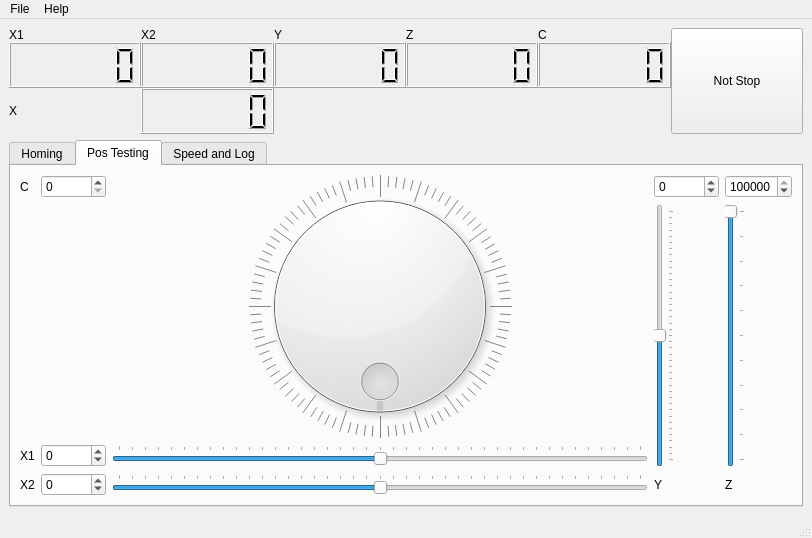
The window that Gui.ui (gxurma/PythonCanSteering) describes before a commit, drawn with Qt 5.
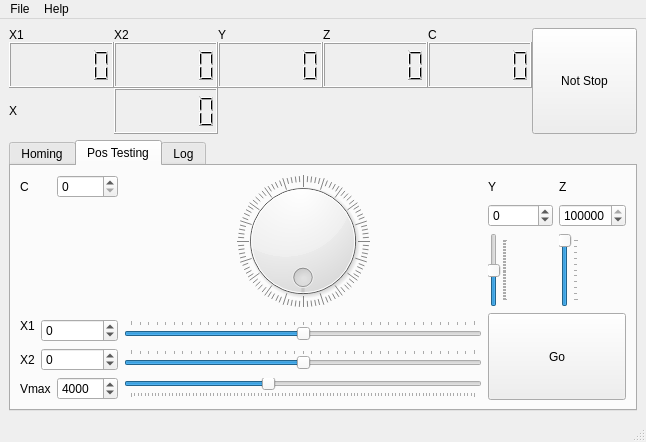
The same window after the commit. The open tabs and pages were chosen to show the change.

Diff of the .ui file:
```diff
--- a/Gui.ui
+++ b/Gui.ui
@@ -6,8 +6,8 @@
    <rect>
     <x>0</x>
     <y>0</y>
-    <width>812</width>
-    <height>538</height>
+    <width>606</width>
+    <height>442</height>
    </rect>
   </property>
   <property name="windowTitle">
@@ -604,8 +604,37 @@
         <string>Pos Testing</string>
        </attribute>
        <layout class="QGridLayout" name="gridLayout_4">
-        <item row="3" column="3">
-         <widget class="QSlider" name="X1set">
+        <item row="2" column="4">
+         <widget class="QSlider" name="Yset">
+          <property name="minimum">
+           <number>-20000</number>
+          </property>
+          <property name="maximum">
+           <number>20000</number>
+          </property>
+          <property name="pageStep">
+           <number>100</number>
+          </property>
+          <property name="orientation">
+           <enum>Qt::Vertical</enum>
+          </property>
+          <property name="tickPosition">
+           <enum>QSlider::TicksBelow</enum>
+          </property>
+          <property name="tickInterval">
+           <number>1000</number>
+          </property>
+         </widget>
+        </item>
+        <item row="6" column="0">
+         <widget class="QLabel" name="label_8">
+          <property name="text">
+           <string>X2</string>
+          </property>
+         </widget>
+        </item>
+        <item row="6" column="3">
+         <widget class="QSlider" name="X2set">
           <property name="minimum">
            <number>-20000</number>
           </property>
@@ -626,24 +655,97 @@
           </property>
          </widget>
         </item>
-        <item row="1" column="6">
-         <widget class="QSpinBox" name="spinBox_4">
+        <item row="6" column="1" colspan="2">
+         <widget class="QSpinBox" name="spinBox">
+          <property name="minimum">
+           <number>-20000</number>
+          </property>
           <property name="maximum">
-           <number>105000</number>
+           <number>20000</number>
           </property>
+         </widget>
+        </item>
+        <item row="7" column="2">
+         <widget class="QSpinBox" name="spinBox_5">
+          <property name="sizePolicy">
+           <sizepolicy hsizetype="Preferred" vsizetype="Preferred">
+            <horstretch>0</horstretch>
+            <verstretch>0</verstretch>
+           </sizepolicy>
+          </property>
+          <property name="maximum">
+           <number>10000</number>
+          </property>
           <property name="value">
-           <number>100000</number>
+           <number>4000</number>
           </property>
          </widget>
         </item>
-        <item row="3" column="1">
+        <item row="0" column="5">
+         <widget class="QLabel" name="label_11">
+          <property name="text">
+           <string>Z</string>
+          </property>
+         </widget>
+        </item>
+        <item row="7" column="3">
+         <widget class="QSlider" name="horizontalSlider">
+          <property name="maximum">
+           <number>10000</number>
+          </property>
+          <property name="value">
+           <number>4000</number>
+          </property>
+          <property name="orientation">
+           <enum>Qt::Horizontal</enum>
+          </property>
+          <property name="tickPosition">
+           <enum>QSlider::TicksBelow</enum>
+          </property>
+          <property name="tickInterval">
+           <number>100</number>
+          </property>
+         </widget>
+        </item>
+        <item row="4" column="1" rowspan="2" colspan="2">
+         <widget class="QSpinBox" name="spinBox_2">
+          <property name="minimum">
+           <number>-20000</number>
+          </property>
+          <property name="maximum">
+           <number>20000</number>
+          </property>
+         </widget>
+        </item>
+        <item row="7" column="0" colspan="2">
+         <widget class="QLabel" name="label_12">
+          <property name="text">
+           <string>Vmax</string>
+          </property>
+         </widget>
+        </item>
+        <item row="0" column="0">
+         <widget class="QLabel" name="label_9">
+          <property name="text">
+           <string>C</string>
+          </property>
+         </widget>
+        </item>
+        <item row="0" column="2">
+         <widget class="QSpinBox" name="Csetspin">
+          <property name="maximum">
+           <number>4000</number>
+          </property>
+         </widget>
+        </item>
+        <item row="4" column="0">
          <widget class="QLabel" name="label_7">
           <property name="text">
            <string>X1</string>
           </property>
          </widget>
         </item>
-        <item row="1" column="5">
+        <item row="1" column="4">
          <widget class="QSpinBox" name="spinBox_3">
           <property name="minimum">
            <number>-20000</number>
@@ -656,31 +758,7 @@
           </property>
          </widget>
         </item>
-        <item row="4" column="2">
-         <widget class="QSpinBox" name="spinBox">
-          <property name="minimum">
-           <number>-20000</number>
-          </property>
-          <property name="maximum">
-           <number>20000</number>
-          </property>
-         </widget>
-        </item>
-        <item row="1" column="1">
-         <widget class="QLabel" name="label_9">
-          <property name="text">
-           <string>C</string>
-          </property>
-         </widget>
-        </item>
-        <item row="4" column="1">
-         <widget class="QLabel" name="label_8">
-          <property name="text">
-           <string>X2</string>
-          </property>
-         </widget>
-        </item>
-        <item row="2" column="6" rowspan="2">
+        <item row="2" column="5">
          <widget class="QSlider" name="Zset">
           <property name="maximum">
            <number>105000</number>
@@ -702,21 +780,24 @@
           </property>
          </widget>
         </item>
-        <item row="4" column="6">
-         <widget class="QLabel" name="label_11">
-          <property name="text">
-           <string>Z</string>
-          </property>
-         </widget>
-        </item>
-        <item row="4" column="5">
+        <item row="0" column="4">
          <widget class="QLabel" name="label_10">
           <property name="text">
            <string>Y</string>
           </property>
          </widget>
         </item>
-        <item row="1" column="3" rowspan="2">
+        <item row="1" column="5">
+         <widget class="QSpinBox" name="spinBox_4">
+          <property name="maximum">
+           <number>105000</number>
+          </property>
+          <property name="value">
+           <number>100000</number>
+          </property>
+         </widget>
+        </item>
+        <item row="0" column="3" rowspan="3">
          <widget class="QDial" name="Cset">
           <property name="maximum">
            <number>4000</number>
@@ -738,8 +819,8 @@
           </property>
          </widget>
         </item>
-        <item row="4" column="3">
-         <widget class="QSlider" name="X2set">
+        <item row="4" column="3" rowspan="2">
+         <widget class="QSlider" name="X1set">
           <property name="minimum">
            <number>-20000</number>
           </property>
@@ -760,42 +841,16 @@
           </property>
          </widget>
         </item>
-        <item row="2" column="5" rowspan="2">
-         <widget class="QSlider" name="Yset">
-          <property name="minimum">
-           <number>-20000</number>
+        <item row="3" column="4" rowspan="5" colspan="2">
+         <widget class="QPushButton" name="pushButtonGo">
+          <property name="sizePolicy">
+           <sizepolicy hsizetype="Expanding" vsizetype="Expanding">
+            <horstretch>0</horstretch>
+            <verstretch>0</verstretch>
+           </sizepolicy>
           </property>
-          <property name="maximum">
-           <number>20000</number>
-          </property>
-          <property name="pageStep">
-           <number>100</number>
-          </property>
-          <property name="orientation">
-           <enum>Qt::Vertical</enum>
-          </property>
-          <property name="tickPosition">
-           <enum>QSlider::TicksBelow</enum>
-          </property>
-          <property name="tickInterval">
-           <number>1000</number>
-          </property>
-         </widget>
-        </item>
-        <item row="3" column="2">
-         <widget class="QSpinBox" name="spinBox_2">
-          <property name="minimum">
-           <number>-20000</number>
-          </property>
-          <property name="maximum">
-           <number>20000</number>
-          </property>
-         </widget>
-        </item>
-        <item row="1" column="2">
-         <widget class="QSpinBox" name="Csetspin">
-          <property name="maximum">
-           <number>4000</number>
+          <property name="text">
+           <string>Go</string>
           </property>
          </widget>
         </item>
@@ -803,7 +858,7 @@
       </widget>
       <widget class="QWidget" name="tab_3">
        <attribute name="title">
-        <string>Speed and Log</string>
+        <string>Log</string>
        </attribute>
        <layout class="QGridLayout" name="gridLayout_5">
         <item row="0" column="0">
@@ -892,47 +947,11 @@
           </property>
          </widget>
         </item>
-        <item row="4" column="0">
-         <widget class="QLabel" name="label_12">
-          <property name="text">
-           <string>Vmax</string>
-          </property>
-         </widget>
+        <item row="4" column="0" colspan="2">
+         <widget class="QPlainTextEdit" name="plainTextEditCanLog"/>
         </item>
-        <item row="5" column="0">
-         <widget class="QSpinBox" name="spinBox_5">
-          <property name="sizePolicy">
-           <sizepolicy hsizetype="Preferred" vsizetype="Preferred">
-            <horstretch>0</horstretch>
-            <verstretch>0</verstretch>
-           </sizepolicy>
-          </property>
-          <property name="maximum">
-           <number>5000</number>
-          </property>
-          <property name="value">
-           <number>4000</number>
-          </property>
-         </widget>
-        </item>
-        <item row="5" column="3" colspan="3">
-         <widget class="QSlider" name="horizontalSlider">
-          <property name="maximum">
-           <number>5000</number>
-          </property>
-          <property name="value">
-           <number>4000</number>
-          </property>
-          <property name="orientation">
-           <enum>Qt::Horizontal</enum>
-          </property>
-          <property name="tickPosition">
-           <enum>QSlider::TicksBelow</enum>
-          </property>
-          <property name="tickInterval">
-           <number>100</number>
-          </property>
-         </widget>
+        <item row="4" column="2" colspan="2">
+         <widget class="QPlainTextEdit" name="plainTextEditCanLog_2"/>
         </item>
        </layout>
       </widget>
@@ -945,8 +964,8 @@
     <rect>
      <x>0</x>
      <y>0</y>
-     <width>812</width>
-     <height>25</height>
+     <width>606</width>
+     <height>21</height>
     </rect>
    </property>
    <widget class="QMenu" name="menuFile">
```
Left out of the diff: 152 changed lines with no effect on the pictures.
